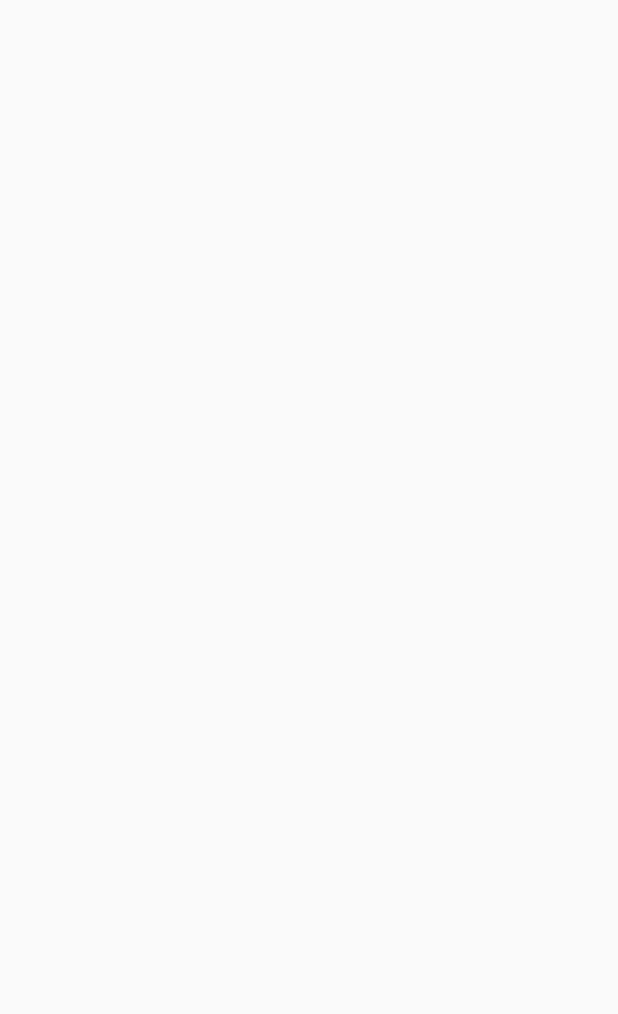
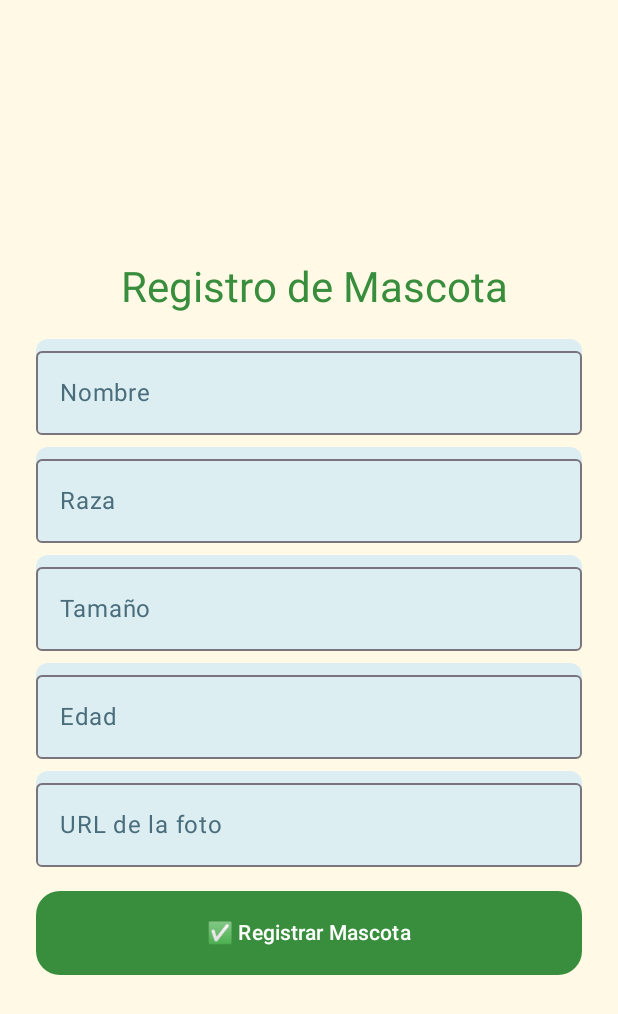
Before and after one commit to lorengie/Andorid-Carnet-Mascota, an Android app built with Jetpack Compose: the screen it shows after launch (MainActivity), on a phone screen of 412 x 824 dp. Before the commit the part shown is empty. Shown: the top 1014 px of the screen. Run offline under Robolectric (Android 15) with nearby library versions, the phone set to English and light mode, and no system bars.

Commit message:
registro mascotas

```diff
--- a/app/src/main/AndroidManifest.xml
+++ b/app/src/main/AndroidManifest.xml
@@ -1,7 +1,8 @@
 <?xml version="1.0" encoding="utf-8"?>
+
 <manifest xmlns:android="http://schemas.android.com/apk/res/android"
     xmlns:tools="http://schemas.android.com/tools">
-
+    <uses-permission android:name="android.permission.INTERNET" />
     <application
         android:allowBackup="true"
         android:dataExtractionRules="@xml/data_extraction_rules"
@@ -23,6 +24,7 @@
                 <category android:name="android.intent.category.LAUNCHER" />
             </intent-filter>
         </activity>
+
     </application>
 
 </manifest>
--- a/app/src/main/java/com/example/class22/Carnet/navegacion.kt
+++ b/app/src/main/java/com/example/class22/Carnet/navegacion.kt
@@ -1,34 +1,30 @@
 package com.example.class22.Carnet
-import androidx.compose.foundation.Image
-import androidx.compose.foundation.layout.*
-import androidx.compose.foundation.shape.RoundedCornerShape
-import androidx.compose.material.*
-import androidx.compose.runtime.*
-import androidx.compose.ui.Alignment
-import androidx.compose.ui.Modifier
-import androidx.compose.ui.graphics.Color
-import androidx.compose.ui.layout.ContentScale
-import androidx.compose.ui.text.font.FontWeight
-import androidx.compose.ui.unit.dp
-import androidx.compose.ui.unit.sp
-import androidx.navigation.NavController
-import androidx.navigation.compose.*
-class Navegacion {
-    @Composable
-    fun MostrarNavegacion() {
+
+import androidx.compose.runtime.Composable
+import androidx.compose.runtime.remember
+import androidx.navigation.NavType
+import androidx.navigation.compose.NavHost
+import androidx.navigation.compose.composable
+import androidx.navigation.compose.rememberNavController
+import androidx.navigation.navArgument
+
+@Composable
+fun MostrarNavegacion() {
         val navController = rememberNavController()
+        val mascotaViewModel = remember { MascotaViewModel() }
         NavHost(navController, startDestination = "screenA") {
-            composable("screenA") { PantallaRegistro(navController) }
             composable(
-                "screenB/{nombre}/{raza}/{tamano}/{edad}/{fotoUrl}"
+                route = "screenA?editIndex={editIndex}",
+                arguments = listOf(navArgument("editIndex") {
+                    type = NavType.IntType
+                    defaultValue = -1
+                })
             ) { backStackEntry ->
-                val nombre = backStackEntry.arguments?.getString("nombre") ?: ""
-                val raza = backStackEntry.arguments?.getString("raza") ?: ""
-                val tamano = backStackEntry.arguments?.getString("tamano") ?: ""
-                val edad = backStackEntry.arguments?.getString("edad") ?: ""
-                val fotoUrl = backStackEntry.arguments?.getString("fotoUrl") ?: ""
-                PantallaCarnet(nombre, raza, tamano, edad, fotoUrl)
+                val index = backStackEntry.arguments?.getInt("editIndex")?.takeIf { it >= 0 }
+                PantallaRegistro(navController, mascotaViewModel, indexEditar = index)
+            }
+            composable("screenB") {
+                PantallaCarnet(navController, mascotaViewModel)
             }
         }
     }
-}
--- a/app/src/main/java/com/example/class22/Carnet/screenA.kt
+++ b/app/src/main/java/com/example/class22/Carnet/screenA.kt
@@ -1,47 +1,152 @@
 package com.example.class22.Carnet
-import androidx.compose.foundation.Image
+
+import androidx.compose.foundation.background
 import androidx.compose.foundation.layout.*
+import androidx.compose.foundation.rememberScrollState
 import androidx.compose.foundation.shape.RoundedCornerShape
-import androidx.compose.material.*
+import androidx.compose.foundation.text.KeyboardOptions
+import androidx.compose.foundation.verticalScroll
+import androidx.compose.material3.*
 import androidx.compose.runtime.*
-import androidx.compose.ui.Alignment
 import androidx.compose.ui.Modifier
 import androidx.compose.ui.graphics.Color
-import androidx.compose.ui.layout.ContentScale
-import androidx.compose.ui.text.font.FontWeight
+import androidx.compose.ui.text.input.KeyboardType
 import androidx.compose.ui.unit.dp
-import androidx.compose.ui.unit.sp
 import androidx.navigation.NavController
-import androidx.navigation.compose.*
-import androidx.compose.material.OutlinedTextField
+import androidx.compose.material3.ButtonDefaults
+import androidx.compose.ui.Alignment
 
 @Composable
-fun PantallaRegistro(navController: NavController) {
-    var nombre by remember { mutableStateOf("") }
-    var raza by remember { mutableStateOf("") }
-    var tamano by remember { mutableStateOf("") }
-    var edad by remember { mutableStateOf("") }
-    var fotoUrl by remember { mutableStateOf("") }
+fun PantallaRegistro(navController: NavController, viewModel: MascotaViewModel, indexEditar: Int? = null) {
+    val mascotaAEditar = indexEditar?.let { viewModel.listaMascotas[it] }
+    var nombre by remember { mutableStateOf(mascotaAEditar?.nombre ?: "") }
+    var raza by remember { mutableStateOf(mascotaAEditar?.raza ?: "") }
+    var tamano by remember { mutableStateOf(mascotaAEditar?.tamano ?: "") }
+    var edad by remember { mutableStateOf(mascotaAEditar?.edad ?: "") }
+    var fotoUrl by remember { mutableStateOf(mascotaAEditar?.fotoUrl ?: "") }
+    var error by remember { mutableStateOf("") }
 
-    Column(
+    val scrollState = rememberScrollState()
+
+    val VerdeMenta = Color(0xFFA8E6CF)
+    val AzulCeleste = Color(0xFFDCEEF2)
+    val BeigeClaro = Color(0xFFFFF9E6)
+    val TextoGris = Color(0xFF4A6D7C)
+    val VerdeOscuro = Color(0xFF388E3C)
+    val RojoCoral = Color(0xFFFF6F61)
+
+    Box(
         modifier = Modifier
             .fillMaxSize()
-            .padding(16.dp),
-        verticalArrangement = Arrangement.spacedBy(12.dp)
+            .background(BeigeClaro)
     ) {
-        OutlinedTextField(value = nombre, onValueChange = { nombre = it }, label = { Text("Nombre") })
-        OutlinedTextField(value = raza, onValueChange = { raza = it }, label = { Text("Raza") })
-        OutlinedTextField(value = tamano, onValueChange = { tamano = it }, label = { Text("Tamaño") })
-        OutlinedTextField(value = edad, onValueChange = { edad = it }, label = { Text("Edad") })
-        OutlinedTextField(value = fotoUrl, onValueChange = { fotoUrl = it }, label = { Text("URL de la foto")
-        })
-        Button(
-            onClick = {
-                navController.navigate("screenB/$nombre/$raza/$tamano/$edad/$fotoUrl")
-            },
-            modifier = Modifier.align(Alignment.CenterHorizontally)
+        Column(
+            modifier = Modifier
+                .fillMaxSize()
+                .verticalScroll(scrollState)
+                .padding(24.dp),
+            verticalArrangement = Arrangement.Center,
+            horizontalAlignment = Alignment.CenterHorizontally
         ) {
-            Text("Registrar")
+            Text(
+                text = if (indexEditar != null) " Editar Mascota" else " Registro de Mascota",
+                style = MaterialTheme.typography.headlineMedium,
+                color = VerdeOscuro
+            )
+
+            Spacer(modifier = Modifier.height(16.dp))
+
+            if (error.isNotEmpty()) {
+                Text(
+                    text = error,
+                    color = RojoCoral,
+                    style = MaterialTheme.typography.bodyMedium
+                )
+            }
+
+            OutlinedTextField(
+                value = nombre,
+                onValueChange = { nombre = it },
+                label = { Text("Nombre", color = TextoGris) },
+                modifier = Modifier
+                    .fillMaxWidth()
+                    .background(AzulCeleste, shape = RoundedCornerShape(8.dp))
+            )
+
+            Spacer(modifier = Modifier.height(8.dp))
+
+            OutlinedTextField(
+                value = raza,
+                onValueChange = { raza = it },
+                label = { Text("Raza", color = TextoGris) },
+                modifier = Modifier
+                    .fillMaxWidth()
+                    .background(AzulCeleste, shape = RoundedCornerShape(8.dp))
+            )
+
+            Spacer(modifier = Modifier.height(8.dp))
+
+            OutlinedTextField(
+                value = tamano,
+                onValueChange = { tamano = it },
+                label = { Text("Tamaño", color = TextoGris) },
+                modifier = Modifier
+                    .fillMaxWidth()
+                    .background(AzulCeleste, shape = RoundedCornerShape(8.dp))
+            )
+
+            Spacer(modifier = Modifier.height(8.dp))
+
+            OutlinedTextField(
+                value = edad,
+                onValueChange = { edad = it },
+                label = { Text("Edad", color = TextoGris) },
+                keyboardOptions = KeyboardOptions(keyboardType = KeyboardType.Number),
+                modifier = Modifier
+                    .fillMaxWidth()
+                    .background(AzulCeleste, shape = RoundedCornerShape(8.dp))
+            )
+
+            Spacer(modifier = Modifier.height(8.dp))
+
+            OutlinedTextField(
+                value = fotoUrl,
+                onValueChange = { fotoUrl = it },
+                label = { Text("URL de la foto", color = TextoGris) },
+                modifier = Modifier
+                    .fillMaxWidth()
+                    .background(AzulCeleste, shape = RoundedCornerShape(8.dp))
+            )
+
+            Spacer(modifier = Modifier.height(16.dp))
+
+            Button(
+                onClick = {
+                    if (nombre.isBlank() || fotoUrl.isBlank()) {
+                        error = "Nombre y URL son obligatorios"
+                    } else {
+                        val nueva = Mascota(nombre, raza, tamano, edad, fotoUrl)
+                        if (indexEditar != null) {
+                            viewModel.editarMascota(indexEditar, nueva)
+                        } else {
+                            viewModel.agregarMascota(nueva)
+                        }
+                        navController.navigate("screenB") {
+                            popUpTo("screenA") { inclusive = true }
+                        }
+                    }
+                },
+                modifier = Modifier
+                    .fillMaxWidth()
+                    .height(56.dp),
+                shape = RoundedCornerShape(16.dp),
+                colors = ButtonDefaults.buttonColors(
+                    containerColor = VerdeOscuro,
+                    contentColor = Color.White
+                )
+            ) {
+                Text(if (indexEditar != null) "💾 Guardar Cambios" else "✅ Registrar Mascota")
+            }
         }
     }
 }
--- a/app/src/main/java/com/example/class22/MainActivity.kt
+++ b/app/src/main/java/com/example/class22/MainActivity.kt
@@ -4,16 +4,15 @@ import android.os.Bundle
 import androidx.activity.ComponentActivity
 import androidx.activity.compose.setContent
 import androidx.activity.enableEdgeToEdge
-
+import com.example.class22.Carnet.MostrarNavegacion
 
 class MainActivity : ComponentActivity() {
     override fun onCreate(savedInstanceState: Bundle?) {
         super.onCreate(savedInstanceState)
         enableEdgeToEdge()
         setContent {
-
-            }
-
+            MostrarNavegacion()
         }
 
+    }
 }
```
Also changed, not shown: app/build.gradle.kts (+9 -0 lines), app/src/main/java/com/example/class22/Carnet/Mascota.kt (added, +32 -0 lines), app/src/main/java/com/example/class22/Carnet/screenB.kt (+106 -29 lines), app/src/main/res/values/colors.xml (+0 -7 lines), 1 other file.
